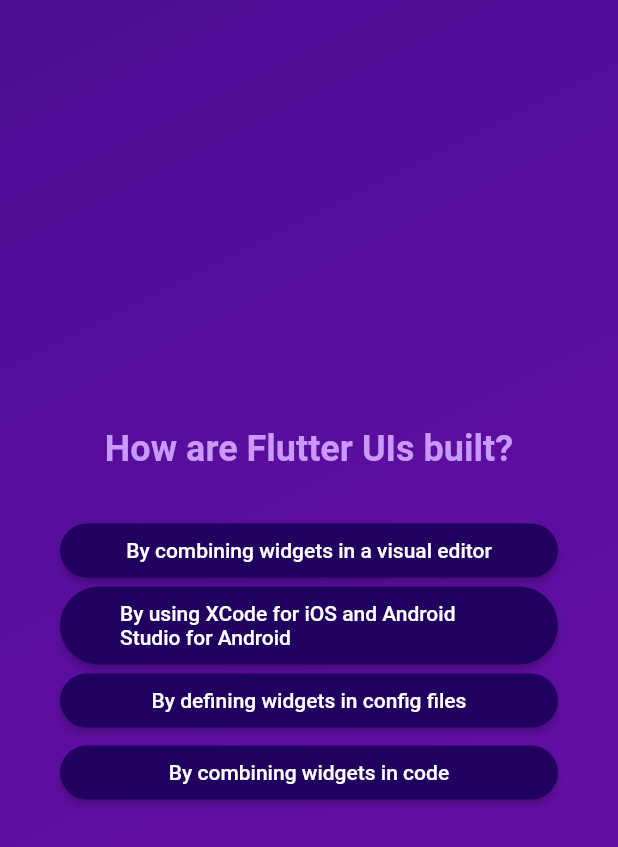
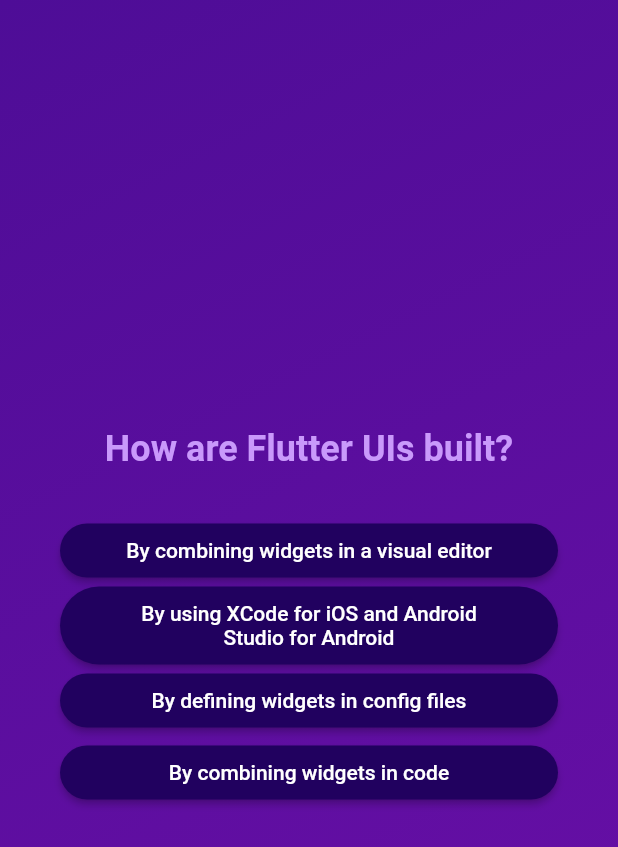
Before and after one commit to pramadeish/flutter-quiz_app, a Flutter app: the screen it shows after launch, after a tap on "Start", after a tap on "Components", on a phone screen of 412 x 824 dp. Shown: the top 847 px of the screen. Run offline on Flutter 3.47's test engine with Material 2 defaults, Android fonts, the phone set to English and light mode, and no system bars; our stand-ins replace google_fonts.

Commit message:
added styles and fixed some bugs

```diff
--- a/lib/answer_button.dart
+++ b/lib/answer_button.dart
@@ -1,20 +1,34 @@
 import 'package:flutter/material.dart';
 
 class AnswerButton extends StatelessWidget {
-  AnswerButton({required this.answerText, required this.onTap, super.key});
+  const AnswerButton({
+    super.key,
+    required this.answerText,
+    required this.onTap,
+  });
+
   final String answerText;
   final void Function() onTap;
+
   @override
-  Widget build(context) {
+  Widget build(BuildContext context) {
     return ElevatedButton(
-        onPressed: onTap,
-        style: ElevatedButton.styleFrom(
-          padding: const EdgeInsets.symmetric(vertical: 10, horizontal: 40),
-          backgroundColor: const Color.fromARGB(255, 33, 1, 95),
-          foregroundColor: Colors.white,
-          shape:
-              RoundedRectangleBorder(borderRadius: BorderRadius.circular(40)),
+      onPressed: onTap,
+      style: ElevatedButton.styleFrom(
+        padding: const EdgeInsets.symmetric(
+          vertical: 10,
+          horizontal: 40,
         ),
-        child: Text(answerText));
+        backgroundColor: const Color.fromARGB(255, 33, 1, 95),
+        foregroundColor: Colors.white,
+        shape: RoundedRectangleBorder(
+          borderRadius: BorderRadius.circular(40),
+        ),
+      ),
+      child: Text(
+        answerText,
+        textAlign: TextAlign.center,
+      ),
+    );
   }
 }
--- a/lib/questions_screen.dart
+++ b/lib/questions_screen.dart
@@ -43,8 +43,8 @@ class _QuestionsScreenState extends State<QuestionsScreen> {
           children: [
             Text(
               currentQuestion.text,
-              style: TextStyle(
-                color: const Color.fromARGB(255, 201, 153, 251),
+              style: const TextStyle(
+                color: Color.fromARGB(255, 201, 153, 251),
                 fontSize: 24,
                 fontWeight: FontWeight.bold,
               ),
--- a/lib/quiz.dart
+++ b/lib/quiz.dart
@@ -1,9 +1,9 @@
 import 'package:flutter/material.dart';
+import 'package:quiz_app/data/questions.dart';
+
+import 'package:quiz_app/questions_screen.dart';
 import 'package:quiz_app/results_screen.dart';
-
 import 'package:quiz_app/start_screen.dart';
-import 'package:quiz_app/questions_screen.dart';
-import 'package:quiz_app/data/questions.dart';
 
 class Quiz extends StatefulWidget {
   const Quiz({super.key});
@@ -15,38 +15,45 @@ class Quiz extends StatefulWidget {
 }
 
 class _QuizState extends State<Quiz> {
-  List<String> selectedAnswers = [];
-  var activeScreen = 'start-screen';
+  List<String> _selectedAnswers = [];
+  var _activeScreen = 'start-screen';
 
-  void switchScreen() {
+  void _switchScreen() {
     setState(() {
-      activeScreen = 'questions-screen';
+      _activeScreen = 'questions-screen';
     });
   }
 
-  void chooseAnswer(String answer) {
-    selectedAnswers.add(answer);
+  void _chooseAnswer(String answer) {
+    _selectedAnswers.add(answer);
 
-    if (selectedAnswers.length == questions.length) {
+    if (_selectedAnswers.length == questions.length) {
       setState(() {
-        activeScreen = 'results-screen';
+        _activeScreen = 'results-screen';
       });
     }
   }
 
+  void restartQuiz() {
+    setState(() {
+      _activeScreen = 'questions-screen';
+    });
+  }
+
   @override
   Widget build(context) {
-    Widget screenWidget = StartScreen(switchScreen);
+    Widget screenWidget = StartScreen(_switchScreen);
 
-    if (activeScreen == 'questions-screen') {
+    if (_activeScreen == 'questions-screen') {
       screenWidget = QuestionsScreen(
-        onSelectAnswer: chooseAnswer,
+        onSelectAnswer: _chooseAnswer,
       );
     }
 
-    if (activeScreen == 'results-screen') {
+    if (_activeScreen == 'results-screen') {
       screenWidget = ResultsScreen(
-        chosenAnswer: selectedAnswers,
+        chosenAnswers: _selectedAnswers,
+        onRestart: restartQuiz,
       );
     }
 
--- a/pubspec.yaml
+++ b/pubspec.yaml
@@ -35,6 +35,7 @@ dependencies:
   # The following adds the Cupertino Icons font to your application.
   # Use with the CupertinoIcons class for iOS style icons.
   cupertino_icons: ^1.0.2
+  google_fonts: ^4.0.3
 
 dev_dependencies:
   flutter_test:
```
Also changed, not shown: lib/questions_summary.dart (deleted, +0 -28 lines), lib/questions_summary/question_identifier.dart (added, +36 -0 lines), lib/questions_summary/questions_summary.dart (added, +25 -0 lines), lib/questions_summary/summary_item.dart (added, +58 -0 lines), lib/results_screen.dart (+36 -12 lines), pubspec.lock, 10 other files.
